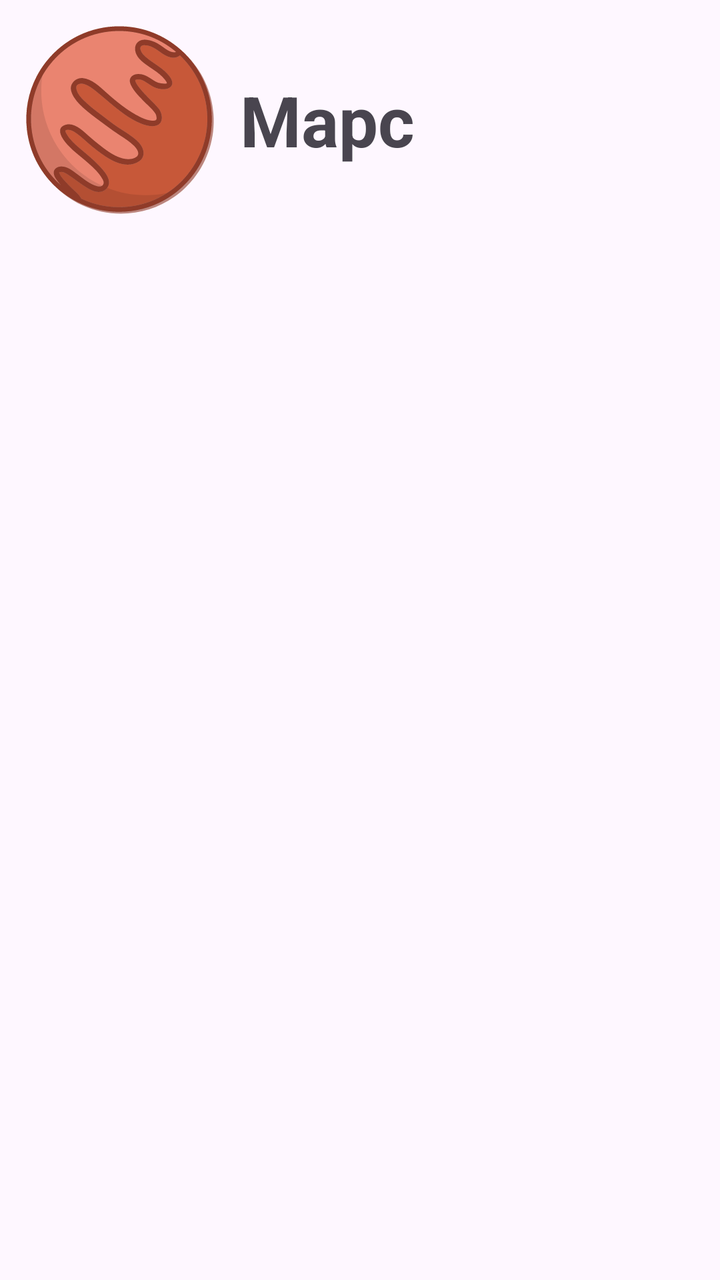
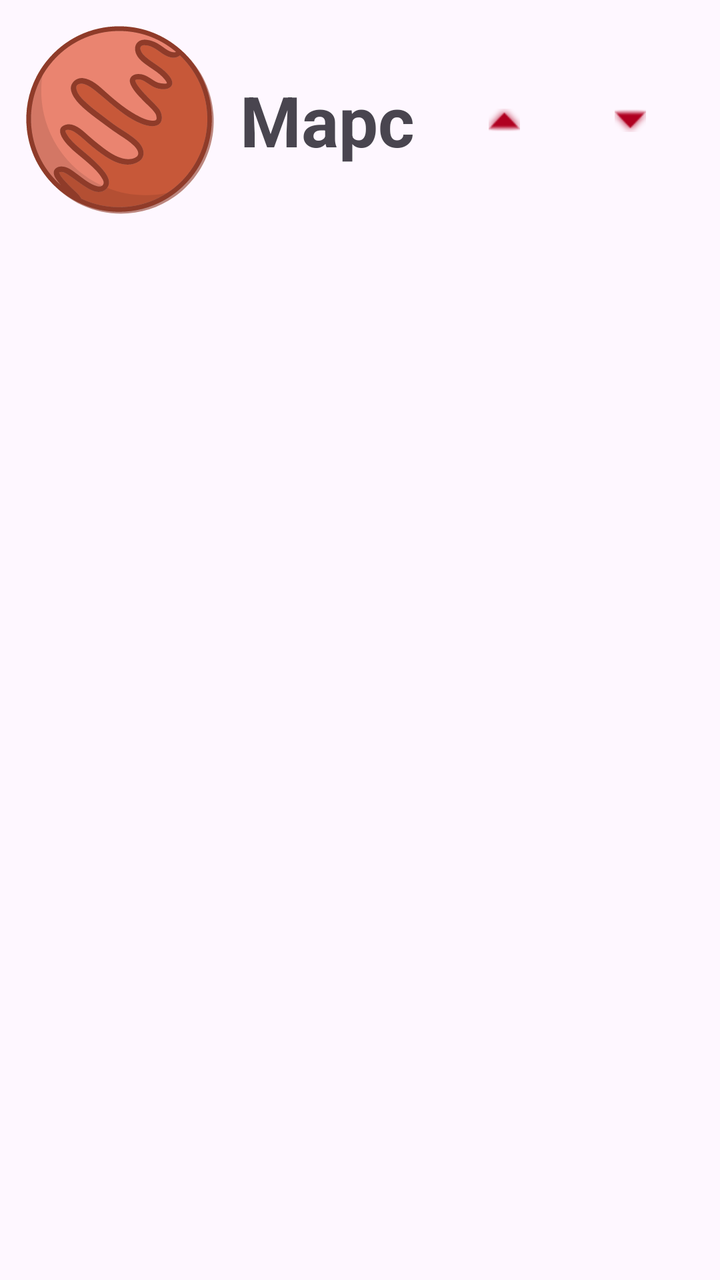

Before-and-after screenshots of an Android layout around one commit, followed by the original layout XML and the change that was made.
<!-- AndroidManifest.xml: application theme Theme.KotlinRecyclerViewApp -->
<!-- res/layout/activity_recycler_item_mars.xml -->
<?xml version="1.0" encoding="utf-8"?>
<androidx.constraintlayout.widget.ConstraintLayout xmlns:android="http://schemas.android.com/apk/res/android"
    xmlns:app="http://schemas.android.com/apk/res-auto"
    android:layout_width="match_parent"
    android:layout_height="wrap_content">

    <androidx.appcompat.widget.AppCompatImageView
        android:id="@+id/marsImageView"
        android:layout_width="120dp"
        android:layout_height="120dp"
        app:layout_constraintStart_toStartOf="parent"
        app:layout_constraintTop_toTopOf="parent"
        app:srcCompat="@drawable/bg_mars" />

    <androidx.appcompat.widget.AppCompatTextView
        android:layout_width="wrap_content"
        android:layout_height="wrap_content"
        android:text="Марс"
        android:textSize="35sp"
        android:textStyle="bold"
        app:layout_constraintBottom_toBottomOf="@+id/marsImageView"
        app:layout_constraintStart_toEndOf="@+id/marsImageView"
        app:layout_constraintTop_toTopOf="@+id/marsImageView" />

</androidx.constraintlayout.widget.ConstraintLayout>
<!-- resources referenced by this layout -->
<resources>
  <!-- drawable bg_mars: vector/xml drawable (drawable, 18357 chars, omitted) -->
  <style name="Theme.KotlinRecyclerViewApp" parent="Base.Theme.KotlinRecyclerViewApp" />
  <style name="Base.Theme.KotlinRecyclerViewApp" parent="Theme.Material3.DayNight.NoActionBar">
          
          
      </style>
</resources>

<!-- the commit's change to res/layout/activity_recycler_item_mars.xml (unified diff, before → after) -->
@@ -13,6 +13,7 @@
         app:srcCompat="@drawable/bg_mars" />
 
     <androidx.appcompat.widget.AppCompatTextView
+        android:id="@+id/marsTextView"
         android:layout_width="wrap_content"
         android:layout_height="wrap_content"
         android:text="Марс"
@@ -22,4 +23,30 @@
         app:layout_constraintStart_toEndOf="@+id/marsImageView"
         app:layout_constraintTop_toTopOf="@+id/marsImageView" />
 
+    <androidx.appcompat.widget.AppCompatImageView
+        android:id="@+id/moveItemUp"
+        android:layout_width="wrap_content"
+        android:layout_height="wrap_content"
+        android:layout_margin="10dp"
+        android:tint="@color/design_default_color_error"
+        app:layout_constraintBottom_toBottomOf="@+id/marsTextView"
+        app:layout_constraintEnd_toStartOf="@+id/moveItemDown"
+        app:layout_constraintStart_toEndOf="@+id/marsTextView"
+        app:layout_constraintTop_toTopOf="@+id/marsTextView"
+        app:srcCompat="@android:drawable/arrow_up_float"
+        />
+
+    <androidx.appcompat.widget.AppCompatImageView
+        android:id="@+id/moveItemDown"
+        android:layout_width="wrap_content"
+        android:layout_height="wrap_content"
+        android:layout_margin="10dp"
+        android:tint="@color/design_default_color_error"
+        app:layout_constraintBottom_toBottomOf="@+id/marsTextView"
+        app:layout_constraintEnd_toEndOf="parent"
+        app:layout_constraintStart_toEndOf="@+id/moveItemUp"
+        app:layout_constraintTop_toTopOf="@+id/marsTextView"
+        app:srcCompat="@android:drawable/arrow_down_float"
+        />
+
 </androidx.constraintlayout.widget.ConstraintLayout>
